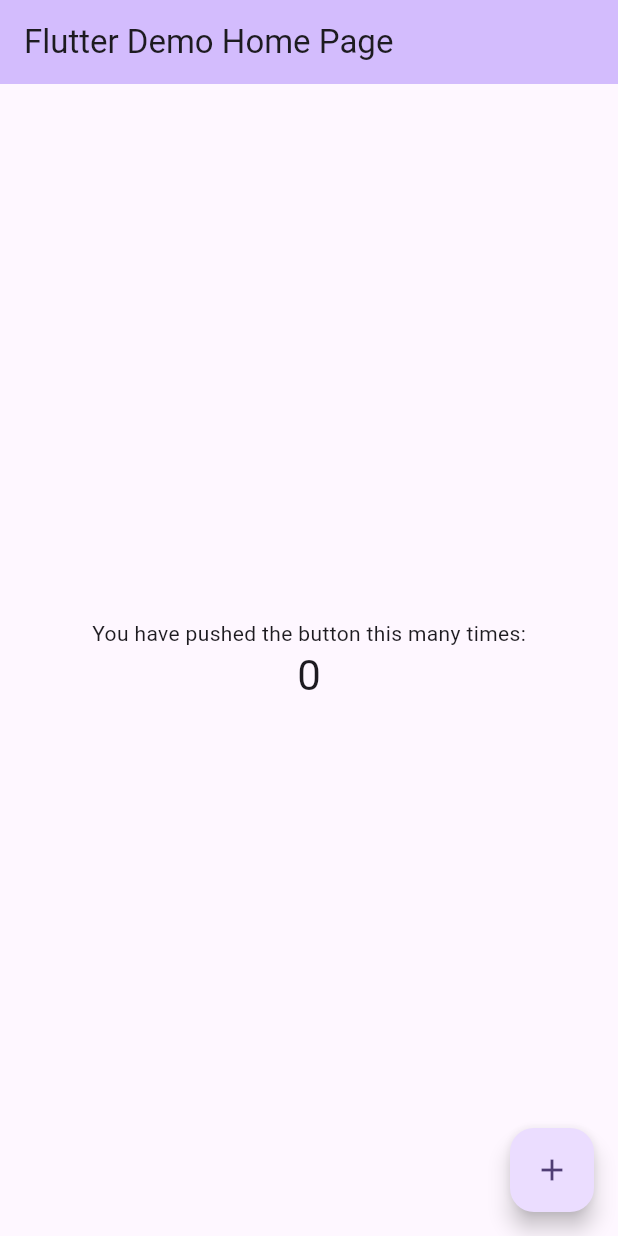
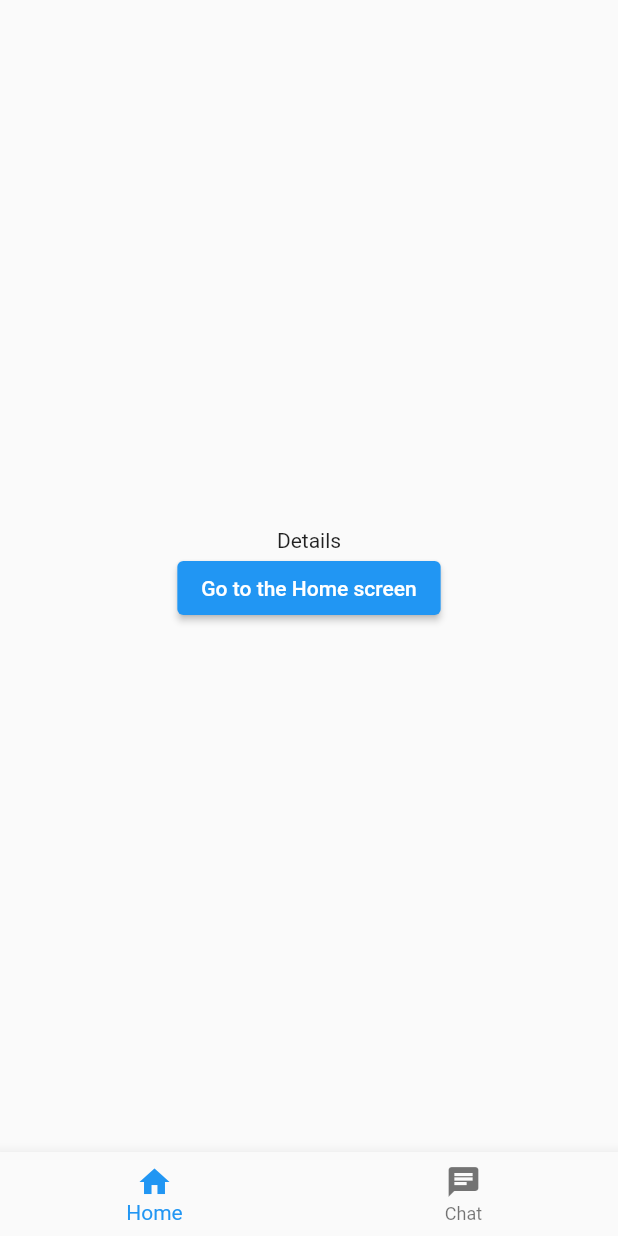
Before and after one commit to takehiro-ichimura/three, a Flutter app: the screen it shows after launch, on a phone screen of 412 x 824 dp. Run offline on Flutter 3.47's test engine with Material 2 defaults, Android fonts, the phone set to English and light mode, and no system bars; our stand-ins replace go_router, hooks_riverpod.

Commit message:
go_routerの導入

```diff
--- /dev/null
+++ b/derry.yaml
@@ -0,0 +1,8 @@
+clean: fvm flutter clean
+run_dev: fvm flutter run --debug
+gen:
+  - fvm flutter pub run build_runner build --delete-conflicting-outputs
+clean_build_ios:
+  - fvm flutter clean
+  - fvm flutter pub get
+  - fvm flutter build ios
--- a/lib/main.dart
+++ b/lib/main.dart
@@ -1,125 +1,18 @@
 import 'package:flutter/material.dart';
+import 'package:go_router/go_router.dart';
+import 'package:hooks_riverpod/hooks_riverpod.dart';
+import 'package:three/router.dart';
 
 void main() {
-  runApp(const MyApp());
+  runApp(const ProviderScope(child: App()));
 }
 
-class MyApp extends StatelessWidget {
-  const MyApp({super.key});
-
-  // This widget is the root of your application.
+class App extends ConsumerWidget {
+  const App({super.key});
   @override
-  Widget build(BuildContext context) {
-    return MaterialApp(
-      title: 'Flutter Demo',
-      theme: ThemeData(
-        // This is the theme of your application.
-        //
-        // TRY THIS: Try running your application with "flutter run". You'll see
-        // the application has a blue toolbar. Then, without quitting the app,
-        // try changing the seedColor in the colorScheme below to Colors.green
-        // and then invoke "hot reload" (save your changes or press the "hot
-        // reload" button in a Flutter-supported IDE, or press "r" if you used
-        // the command line to start the app).
-        //
-        // Notice that the counter didn't reset back to zero; the application
-        // state is not lost during the reload. To reset the state, use hot
-        // restart instead.
-        //
-        // This works for code too, not just values: Most code changes can be
-        // tested with just a hot reload.
-        colorScheme: ColorScheme.fromSeed(seedColor: Colors.deepPurple),
-        useMaterial3: true,
-      ),
-      home: const MyHomePage(title: 'Flutter Demo Home Page'),
+  Widget build(BuildContext context, WidgetRef ref) {
+    return MaterialApp.router(
+      routerConfig: ref.watch(goRouterProvider),
     );
   }
 }
-
-class MyHomePage extends StatefulWidget {
-  const MyHomePage({super.key, required this.title});
-
-  // This widget is the home page of your application. It is stateful, meaning
-  // that it has a State object (defined below) that contains fields that affect
-  // how it looks.
-
-  // This class is the configuration for the state. It holds the values (in this
-  // case the title) provided by the parent (in this case the App widget) and
-  // used by the build method of the State. Fields in a Widget subclass are
-  // always marked "final".
-
-  final String title;
-
-  @override
-  State<MyHomePage> createState() => _MyHomePageState();
-}
-
-class _MyHomePageState extends State<MyHomePage> {
-  int _counter = 0;
-
-  void _incrementCounter() {
-    setState(() {
-      // This call to setState tells the Flutter framework that something has
-      // changed in this State, which causes it to rerun the build method below
-      // so that the display can reflect the updated values. If we changed
-      // _counter without calling setState(), then the build method would not be
-      // called again, and so nothing would appear to happen.
-      _counter++;
-    });
-  }
-
-  @override
-  Widget build(BuildContext context) {
-    // This method is rerun every time setState is called, for instance as done
-    // by the _incrementCounter method above.
-    //
-    // The Flutter framework has been optimized to make rerunning build methods
-    // fast, so that you can just rebuild anything that needs updating rather
-    // than having to individually change instances of widgets.
-    return Scaffold(
-      appBar: AppBar(
-        // TRY THIS: Try changing the color here to a specific color (to
-        // Colors.amber, perhaps?) and trigger a hot reload to see the AppBar
-        // change color while the other colors stay the same.
-        backgroundColor: Theme.of(context).colorScheme.inversePrimary,
-        // Here we take the value from the MyHomePage object that was created by
-        // the App.build method, and use it to set our appbar title.
-        title: Text(widget.title),
-      ),
-      body: Center(
-        // Center is a layout widget. It takes a single child and positions it
-        // in the middle of the parent.
-        child: Column(
-          // Column is also a layout widget. It takes a list of children and
-          // arranges them vertically. By default, it sizes itself to fit its
-          // children horizontally, and tries to be as tall as its parent.
-          //
-          // Column has various properties to control how it sizes itself and
-          // how it positions its children. Here we use mainAxisAlignment to
-          // center the children vertically; the main axis here is the vertical
-          // axis because Columns are vertical (the cross axis would be
-          // horizontal).
-          //
-          // TRY THIS: Invoke "debug painting" (choose the "Toggle Debug Paint"
-          // action in the IDE, or press "p" in the console), to see the
-          // wireframe for each widget.
-          mainAxisAlignment: MainAxisAlignment.center,
-          children: <Widget>[
-            const Text(
-              'You have pushed the button this many times:',
-            ),
-            Text(
-              '$_counter',
-              style: Theme.of(context).textTheme.headlineMedium,
-            ),
-          ],
-        ),
-      ),
-      floatingActionButton: FloatingActionButton(
-        onPressed: _incrementCounter,
-        tooltip: 'Increment',
-        child: const Icon(Icons.add),
-      ), // This trailing comma makes auto-formatting nicer for build methods.
-    );
-  }
-}
--- /dev/null
+++ b/lib/router.dart
@@ -0,0 +1,50 @@
+// このGlobalKeyは、GoRouterのインスタンスを取得するために必要です。
+import 'package:flutter/material.dart';
+import 'package:go_router/go_router.dart';
+import 'package:hooks_riverpod/hooks_riverpod.dart';
+import 'package:three/views/pages/details_page_view.dart';
+import 'package:three/views/pages/home_page_view.dart';
+
+final _rootNavigatorKey = GlobalKey<NavigatorState>();
+final _sectionNavigatorKey = GlobalKey<NavigatorState>();
+
+final goRouterProvider = Provider<GoRouter>((ref) {
+  return GoRouter(
+    navigatorKey: _rootNavigatorKey,
+    initialLocation: '/',
+    routes: <RouteBase>[
+      StatefulShellRoute.indexedStack(
+        builder: (context, state, navigationShell) {
+          return HomePageView(navigationShell);
+        },
+        branches: [
+          StatefulShellBranch(
+            navigatorKey: _sectionNavigatorKey,
+            routes: <RouteBase>[
+              GoRoute(
+                path: '/',
+                builder: (context, state) => const DetailsPageView(),
+                routes: <RouteBase>[
+                  GoRoute(
+                    path: 'details',
+                    builder: (context, state) {
+                      return const DetailsPageView();
+                    },
+                  )
+                ],
+              ),
+            ],
+          ),
+          StatefulShellBranch(routes: <RouteBase>[
+            GoRoute(
+              path: '/b',
+              builder: (context, state) {
+                return const DetailsPageView();
+              },
+            ),
+          ]),
+        ],
+      ),
+    ],
+  );
+});
--- /dev/null
+++ b/lib/views/pages/details_page_view.dart
@@ -0,0 +1,24 @@
+import 'package:flutter/material.dart';
+import 'package:go_router/go_router.dart';
+
+class DetailsPageView extends StatelessWidget {
+  const DetailsPageView({super.key});
+
+  @override
+  Widget build(BuildContext context) {
+    return Scaffold(
+      body: Center(
+        child: Column(
+          mainAxisAlignment: MainAxisAlignment.center,
+          children: [
+            const Text('Details'),
+            ElevatedButton(
+              onPressed: () => context.go('/'),
+              child: const Text('Go to the Home screen'),
+            )
+          ],
+        ),
+      ),
+    );
+  }
+}
--- /dev/null
+++ b/lib/views/pages/home_page_view.dart
@@ -0,0 +1,29 @@
+import 'package:flutter/material.dart';
+import 'package:go_router/go_router.dart';
+
+class HomePageView extends StatelessWidget {
+  const HomePageView(this.navigationShell, {super.key});
+
+  final StatefulNavigationShell navigationShell;
+
+  @override
+  Widget build(BuildContext context) {
+    return Scaffold(
+        bottomNavigationBar: BottomNavigationBar(
+          items: const <BottomNavigationBarItem>[
+            BottomNavigationBarItem(icon: Icon(Icons.home), label: 'Home'),
+            BottomNavigationBarItem(icon: Icon(Icons.chat), label: 'Chat'),
+          ],
+          currentIndex: navigationShell.currentIndex,
+          onTap: _onTap,
+        ),
+        body: navigationShell);
+  }
+
+  void _onTap(index) {
+    navigationShell.goBranch(
+      index,
+      initialLocation: index == navigationShell.currentIndex,
+    );
+  }
+}
```
Also changed, not shown: pubspec.yaml (+11 -75 lines), pubspec.lock.
